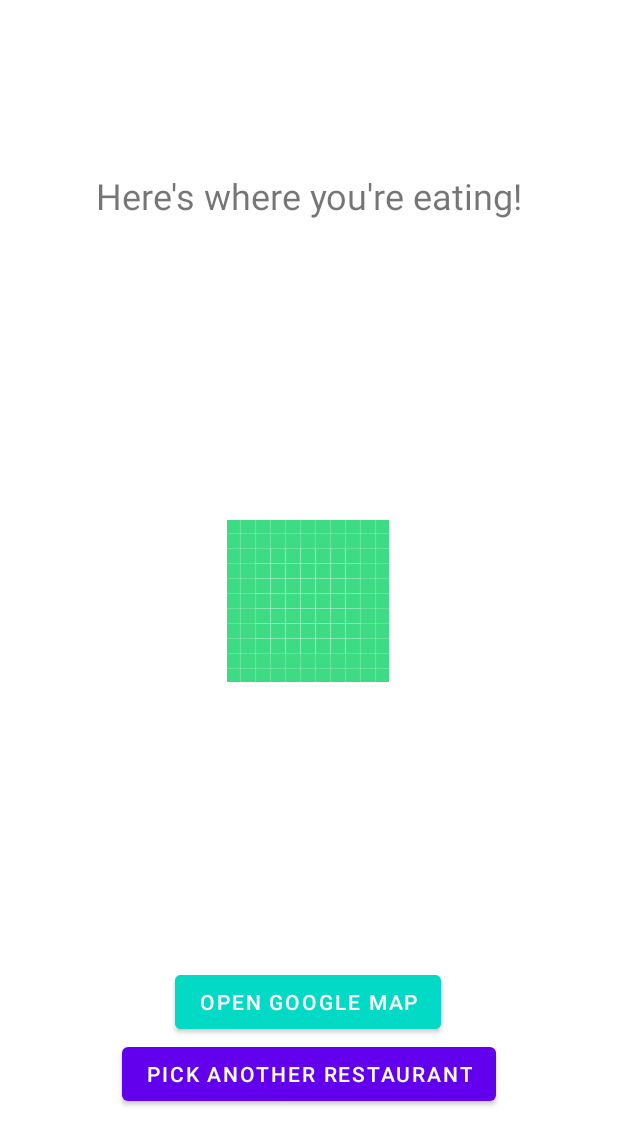
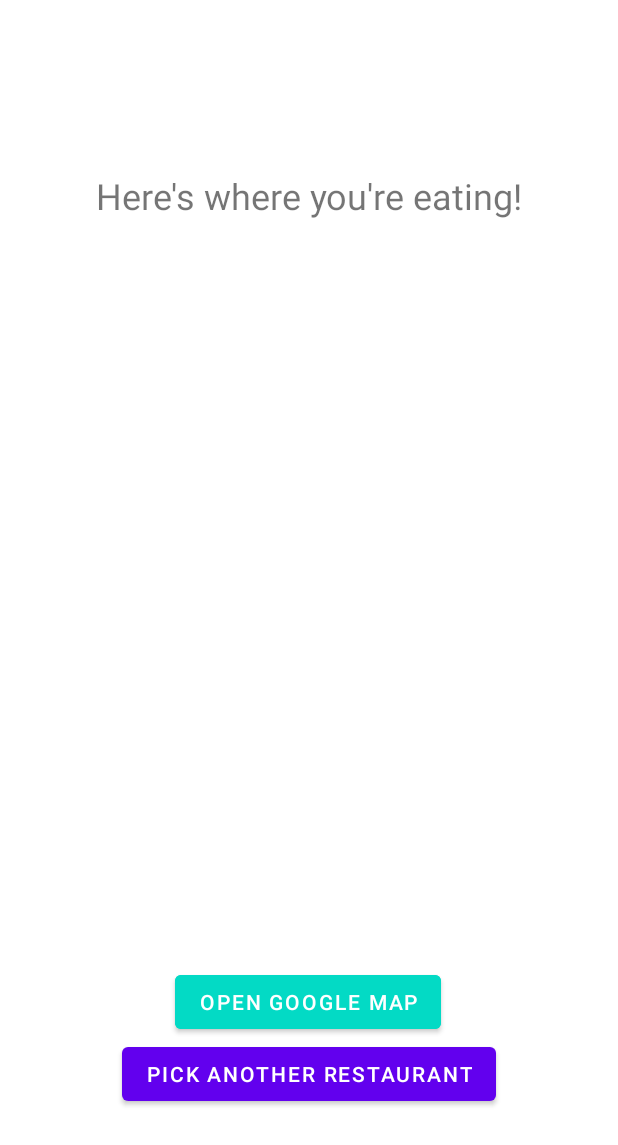
Before and after one commit to steve8D/PickARestaurant, an Android app: the layout fragment_result.xml on its own in the app's theme, with its tools: preview values and no code run, on a phone screen of 412 x 824 dp. Shown: the top 1145 px of the screen. Run offline under Robolectric (Android 15) with nearby library versions, the phone set to English and light mode, and no system bars.

Commit message:
Application works as intended under normal usage
Restaurant name and ID (for google maps Intent) is passed from the loading screen to the result screen

```diff
--- a/app/build.gradle
+++ b/app/build.gradle
@@ -2,6 +2,7 @@ plugins {
     id 'com.android.application'
     id 'kotlin-android'
     id 'androidx.navigation.safeargs'
+    id 'kotlin-parcelize'
 }
 
 android {
--- a/app/src/main/res/layout/fragment_result.xml
+++ b/app/src/main/res/layout/fragment_result.xml
@@ -36,32 +36,17 @@
             app:layout_constraintTop_toBottomOf="@+id/resultText"
             style="@style/text" />
 
-        <ImageView
-            android:id="@+id/restaurantImageView"
-            android:layout_width="wrap_content"
-            android:layout_height="200sp"
-            android:contentDescription="This image will display the image of the restaurant from Google API"
-            android:src="@drawable/ic_launcher_background"
-            app:layout_constraintBottom_toBottomOf="parent"
-            app:layout_constraintEnd_toEndOf="parent"
-            app:layout_constraintHorizontal_bias="0.498"
-            app:layout_constraintStart_toStartOf="parent"
-            app:layout_constraintTop_toBottomOf="@+id/restaurantNameText"
-            app:layout_constraintVertical_bias="0.273" />
-
         <Button
             android:id="@+id/openGoogleMapButton"
             android:layout_width="wrap_content"
             android:layout_height="wrap_content"
             android:backgroundTint="@color/teal_200"
+            android:onClick="@{() -> resultViewModel.navigationToGoogleMapsHandled()}"
             android:text="Open Google Map"
-            android:onClick="@{() -> resultViewModel.navigationToGoogleMapsHandled()}"
             app:layout_constraintBottom_toTopOf="@+id/pickRestaurantAgainButton"
             app:layout_constraintEnd_toEndOf="parent"
             app:layout_constraintHorizontal_bias="0.497"
-            app:layout_constraintStart_toStartOf="parent"
-            app:layout_constraintTop_toBottomOf="@+id/restaurantImageView"
-            app:layout_constraintVertical_bias="1.0" />
+            app:layout_constraintStart_toStartOf="parent" />
 
         <Button
             android:id="@+id/pickRestaurantAgainButton"
--- a/app/src/main/res/navigation/navigation.xml
+++ b/app/src/main/res/navigation/navigation.xml
@@ -28,9 +28,8 @@
             app:popExitAnim="@anim/nav_default_pop_exit_anim"
             app:popUpTo="@id/titleFragment" />
         <argument
-            android:name="restaurantName"
-            android:defaultValue=""
-            app:argType="string" />
+            android:name="restaurant"
+            app:argType="com.android.pickarestaurant.screens.network.Result" />
     </fragment>
     <fragment
         android:id="@+id/loadingFragment"
@@ -44,5 +43,6 @@
             app:exitAnim="@anim/nav_default_exit_anim"
             app:popUpTo="@id/titleFragment"
             app:popUpToInclusive="false" />
+
     </fragment>
 </navigation>
```
Also changed, not shown: app/src/main/java/com/android/pickarestaurant/screens/loading/LoadingFragment.kt (+5 -9 lines), app/src/main/java/com/android/pickarestaurant/screens/loading/LoadingViewModel.kt (+12 -23 lines), app/src/main/java/com/android/pickarestaurant/screens/network/NearbySearchResponse.kt (+16 -7 lines), app/src/main/java/com/android/pickarestaurant/screens/result/ResultFragment.kt (+8 -9 lines), app/src/main/java/com/android/pickarestaurant/screens/result/ResultViewModel.kt (+15 -7 lines), app/src/main/java/com/android/pickarestaurant/screens/result/ResultViewModelFactory.kt (added, +14 -0 lines).
